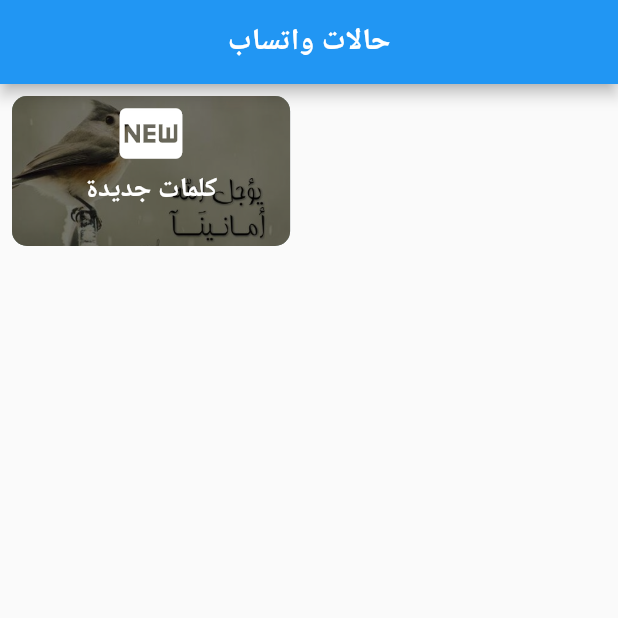
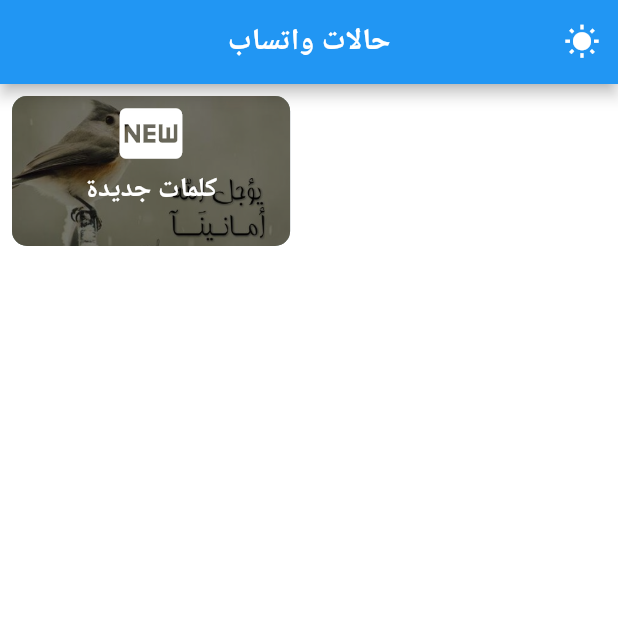
Before and after one commit to Mohammed-Salem2022/statusWattsUp, a Flutter app: the screen it shows after launch, on a phone screen of 412 x 824 dp, the top half of it. Run offline on Flutter 3.47's test engine with Material 2 defaults, Android fonts, the phone set to English and light mode, and no system bars; our stand-ins replace cloud_firestore, firebase_core, get, get_storage, google_fonts, google_mobile_ads and 2 more; missing offline and left inert: clipboard; accounts and stored records are empty; Roboto replaces fonts that are missing (Cairo); statements that could not run were skipped.

Commit message:
last commit

```diff
--- a/lib/main.dart
+++ b/lib/main.dart
@@ -3,30 +3,41 @@
 import 'package:firebase_core/firebase_core.dart';
 import 'package:flutter/material.dart';
 import 'package:get/get.dart';
+import 'package:get_storage/get_storage.dart';
 import 'package:google_mobile_ads/google_mobile_ads.dart';
 import 'package:status_wattsup/view/home_page_screen.dart';
+import 'package:status_wattsup/view_modle/darkmode/them_controller.dart';
+import 'package:status_wattsup/view_modle/darkmode/themeapp.dart';
 
 void main() async{
   WidgetsFlutterBinding.ensureInitialized();
   await Firebase.initializeApp();
   MobileAds.instance.initialize();
+  await GetStorage.init();
   runApp(const MyApp());
 }
 
 class MyApp extends StatelessWidget {
   const MyApp({super.key});
 
-  // This view.widget is the root of your application.
+  // This view.widget is the root of your application...
   @override
   Widget build(BuildContext context) {
     return GetMaterialApp(
       debugShowCheckedModeBanner: false,
-      title: '.حالات واتس اب',
-      theme: ThemeData(
+      title: 'حالات واتس اب',
+      theme: themeApp.light,
+      darkTheme: themeApp.dark ,
+      themeMode: ThemeDarkController().thememode,
+        initialRoute: '/',
+        getPages:[
 
-        primarySwatch: Colors.blue,
-      ),
-      home: HomePage(),
+        GetPage(name:'/' , page:()=>  HomePage() )
+      ]
+
+
+
+
     );
   }
 }
--- a/lib/view/home_page_screen.dart
+++ b/lib/view/home_page_screen.dart
@@ -7,24 +7,66 @@
 import 'package:flutter/material.dart';
 import 'package:get/get.dart';
 import 'package:google_fonts/google_fonts.dart';
+import 'package:status_wattsup/view/widget/aa.dart';
 import 'package:status_wattsup/view/widget/home_page/main_menu.dart';
 import 'package:status_wattsup/view_modle/controller_home_page.dart';
-class HomePage extends StatefulWidget {
 
-  @override
-  _HomePageState createState() => _HomePageState();
-
-}
-
-class _HomePageState extends State<HomePage> with WidgetsBindingObserver{
+import '../view_modle/darkmode/them_controller.dart';
+// class HomePage extends StatefulWidget {
+//
+//   @override
+//   _HomePageState createState() => _HomePageState();
+//
+// }
+//
+// class _HomePageState extends State<HomePage> with WidgetsBindingObserver{
+//
+//
+//
+//
+//
+//   @override
+//   Widget build(BuildContext context) {
+//     return  Scaffold(
+//         appBar:  AppBar(
+//
+//           title: Text('حالات واتساب',
+//             style: GoogleFonts.cairo(
+//               fontSize: 20,
+//               fontWeight: FontWeight.w600
+//             ),
+//
+//           ),
+//           centerTitle: true,
+//           actions: [
+//             GetBuilder<ControllerHomePage>(
+//               init: ControllerHomePage(),
+//               builder: (controller) {
+//                return    IconButton(onPressed: (){
+//                  ThemeDarkController().ChangeThemedark();
+//                },
+//                    icon: Icon(Get.isDarkMode?Icons.dark_mode: Icons.wb_sunny)
+//                );
+//             },)
+//
+//           ],
+//         ),
+//         body: mainMenu()
+//     );
+//   }
+// }
 
 
 
-
+class HomePage extends StatelessWidget {
 
   @override
   Widget build(BuildContext context) {
-    return  Scaffold(
+    return GetBuilder<ControllerHomePage>(
+      init: ControllerHomePage(),
+      builder: (controller) {
+        return Scaffold(
+          backgroundColor: context.theme.backgroundColor,
          appBar:  AppBar(
 
               title: Text('حالات واتساب',
@@ -35,25 +77,23 @@ class _HomePageState extends State<HomePage> with WidgetsBindingObserver{
 
               ),
               centerTitle: true,
+              actions: [
+
+
+
+                      IconButton(onPressed: (){
+
+                       ThemeDarkController().ChangeThemedark();
+                      // controller.update();
+                   },
+                       icon: Icon(Get.isDarkMode?Icons.dark_mode: Icons.wb_sunny,)
+                   ),
+
+              ],
             ),
           body: mainMenu()
         );
       }
+    );
   }
-
-
-
-// class HomePage extends StatelessWidget {
-//
-//   @override
-//   Widget build(BuildContext context) {
-//     return Scaffold(
-//       appBar:  AppBar(
-//
-//         title: Text('حالات'),
-//         centerTitle: true,
-//       ),
-//       body: mainMenu()
-//     );
-//   }
-// }
+}
--- a/lib/view/status_page_screen.dart
+++ b/lib/view/status_page_screen.dart
@@ -20,7 +20,10 @@ class StatusPageScren extends StatelessWidget {
   @override
   Widget build(BuildContext context) {
     return Scaffold(
+        backgroundColor: Get.isDarkMode?Colors.white60:Colors.white70,
       appBar: AppBar(
+        // shadowColor: Colors.black,
+        backgroundColor:  Get.isDarkMode?Colors.black54:Colors.blue,
         centerTitle: true,
         title: Text(
           getdata,
--- a/lib/view_modle/controller_status_page.dart
+++ b/lib/view_modle/controller_status_page.dart
@@ -4,6 +4,8 @@ import 'package:cloud_firestore/cloud_firestore.dart';
 import 'package:get/get.dart';
 import 'package:flutter/material.dart';
 class ControllerStatusPage extends GetxController{
+  int countAds=0;
+  bool darkSwich= false;
   List list=['now','1m','2m','3m','4m','5m','6m','7m','8m','9m','10m','11m','12m','13m','14m','15m','16m','17m','18m','19m','20m','21m','22m','23m','24m','25m','26m','27m','28m','29m','30m','31m','32m','33m','34m','35m','36m','37m','38m','39m','40m','41m','42m','43m','44m','45m','46m','47m','48m','49m','50m','51m','52m','53m','54m','55m','56m','57m','58m','59m','~1h','2h',
     '3h','4h','5h',   '6h',   '7h',   '8h',   '9h',   '10h','11h','12h','13h','14h','15h','16h','17h','18h','19h','20h','21h','22h','23h','24h','~1d','2d','3d',
 
--- /dev/null
+++ b/lib/view_modle/darkmode/them_controller.dart
@@ -0,0 +1,42 @@
+
+
+
+
+import 'package:flutter/material.dart';
+import 'package:get/get.dart';
+import 'package:get_storage/get_storage.dart';
+
+
+class ThemeDarkController{
+   //هذا تستخدم بدل sharedpreferences
+  final GetStorage storageTheme= GetStorage();
+  String keytheme='keythemedark';
+
+  saveThemeDarkData(bool isDark){
+    //here even save true or false
+    //هنا نحخفظ هل صح او خطاء
+    storageTheme.write(keytheme, isDark);
+
+  }
+bool  getThemeDarkFromstorgetheme(){
+    // here even get data new false or true
+    //هنا نستدعي القيمه هل هي صح او خطاء
+     return storageTheme.read<bool>(keytheme)??false;
+  }
+
+
+   ChangeThemedark(){
+      //getThemeDarkFromstorgetheme هنا نغير لون على حسب قيمة
+    Get.changeThemeMode(getThemeDarkFromstorgetheme()?ThemeMode.light:ThemeMode.dark);
+    //هنا نرجع نحفظ  القيمه صج او خطاء
+    saveThemeDarkData(!getThemeDarkFromstorgetheme());
+         print(getThemeDarkFromstorgetheme());
+         print('55555555555555555555555');
+
+   }
+   ThemeMode get thememode{
+    //هذا نستخدمها في thememode  في صفحه main الرئسية
+    return getThemeDarkFromstorgetheme()? ThemeMode.dark:ThemeMode.light;
+   }
+
+}
--- /dev/null
+++ b/lib/view_modle/darkmode/themeapp.dart
@@ -0,0 +1,21 @@
+
+
+
+
+import 'package:flutter/material.dart';
+
+class themeApp{
+  static final light= ThemeData(
+    primaryColor: Colors.blue,
+    backgroundColor: Colors.white,
+    brightness: Brightness.light,
+  );
+
+  static final dark= ThemeData(
+    primaryColor: Colors.black,
+    backgroundColor: Colors.black,
+    brightness: Brightness.dark,
+  );
+
+
+}
--- a/pubspec.yaml
+++ b/pubspec.yaml
@@ -38,6 +38,7 @@ dependencies:
   cupertino_icons: ^1.0.2
   timeago: ^3.3.0
   get: ^4.6.5
+  get_storage: ^2.0.3
   google_fonts: ^3.0.1
   clipboard: ^0.1.3
   share_plus: ^4.1.0
```
Also changed, not shown: lib/view/widget/aa.dart (+28 -0 lines), lib/view/widget/status_page/liststatus_widget.dart (+11 -10 lines), lib/view_modle/controller_home_page.dart (+7 -1 lines), pubspec.lock. Lines whose indentation alone changed are shown as unchanged.
